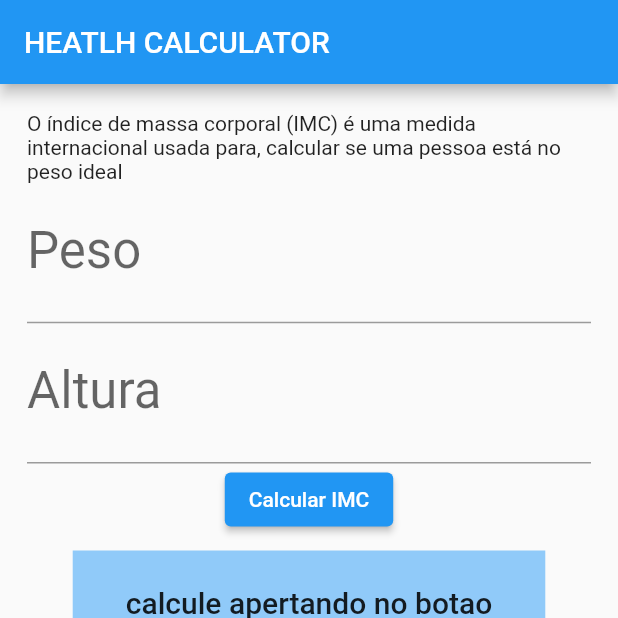
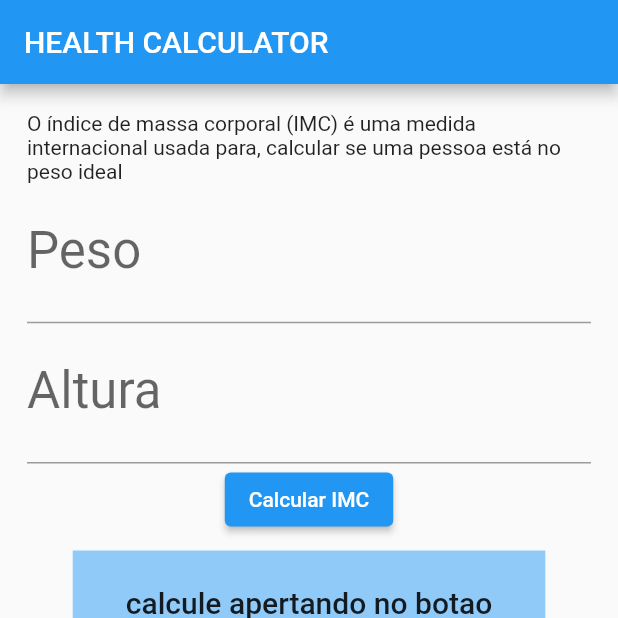
Before and after one commit to JoaoRodriguesRD/flutter-simple-applications, a Flutter app: the screen it shows after launch, on a phone screen of 412 x 824 dp, the top half of it. Run offline on Flutter 3.47's test engine with Material 2 defaults, Android fonts, the phone set to English and light mode, and no system bars.

Commit message:
Update main.dart
Bad english... :ant:

```diff
--- a/app_bmi_calculator/lib/main.dart
+++ b/app_bmi_calculator/lib/main.dart
@@ -44,7 +44,7 @@ class _MyHomePageState extends State<MyHomePage> {
   Widget build(BuildContext context) {
     return Scaffold(
       appBar: AppBar(
-        title: const Text("HEATLH CALCULATOR"),
+        title: const Text("HEALTH CALCULATOR"),
       ),
       body: Center(
         child: Padding(
```
